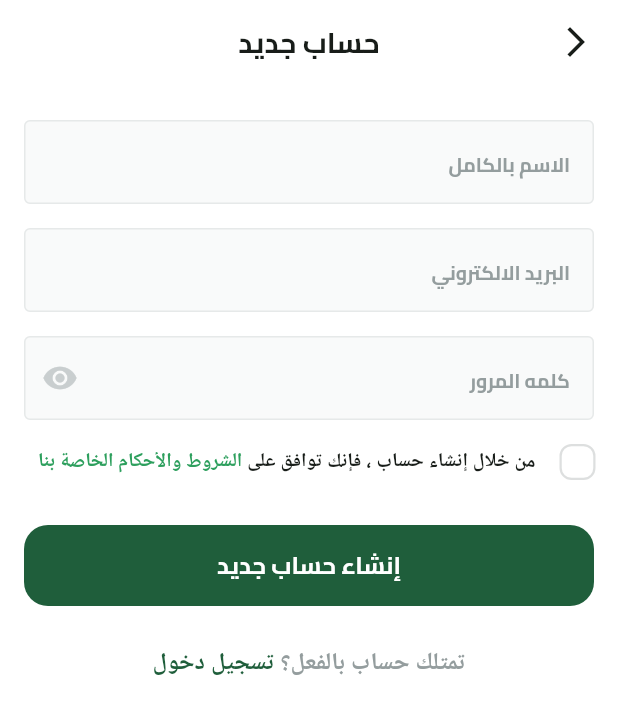
After one commit to mohammedashraf16/Fruits_E_Comerce_App, a Flutter app: the SignUpView screen opened by its route, on a phone screen of 412 x 824 dp. The commit adds this screen. Shown: the top 714 px of the screen. Run offline on Flutter 3.47's test engine with Material 3 defaults, Android fonts, the phone set to English and light mode, and no system bars; our stand-ins replace dots_indicator, flutter_svg, shared_preferences; accounts and stored records are empty.

Commit message:
sign up view ui finished.

```diff
--- a/lib/core/helper_functions/on_generate_routes.dart
+++ b/lib/core/helper_functions/on_generate_routes.dart
@@ -1,5 +1,6 @@
 import 'package:flutter/material.dart';
 import 'package:fruits_app/features/auth/presentation/views/login_view.dart';
+import 'package:fruits_app/features/auth/presentation/views/sign_up_view.dart';
 import 'package:fruits_app/features/on_boarding/on_boarding_view.dart';
 import 'package:fruits_app/features/splash/presentation/views/splash_view.dart';
 
@@ -8,6 +9,9 @@ Route<dynamic> onGenerateRoute(RouteSettings settings) {
     case SplashView.routeName:
       return MaterialPageRoute(
         builder: (context) => const SplashView());
+      case SignUpView.routeName:
+      return MaterialPageRoute(
+        builder: (context) => const SignUpView());
       case LoginView.routeName:
       return MaterialPageRoute(
         builder: (context) => const LoginView());
--- a/lib/core/utils/app_images.dart
+++ b/lib/core/utils/app_images.dart
@@ -35,4 +35,5 @@ class Assets {
   static const String imagesAppleIcon = 'assets/images/apple_icon.svg';
   static const String imagesFacebookIcon = 'assets/images/facebook_icon.svg';
   static const String imagesGoogleIcon = 'assets/images/google_icon.svg';
+  static const String imagesCheckIcon = 'assets/images/check_icon.svg';
 }
--- /dev/null
+++ b/lib/features/auth/presentation/views/sign_up_view.dart
@@ -0,0 +1,18 @@
+import 'package:flutter/material.dart';
+import 'package:fruits_app/core/widgets/custom_app_bar_widget.dart';
+import 'package:fruits_app/features/auth/presentation/views/widgets/sign_up_view_body.dart';
+
+class SignUpView extends StatelessWidget {
+  const SignUpView({super.key});
+static const String routeName ="signup";
+  @override
+  Widget build(BuildContext context) {
+    return  Scaffold(
+      appBar: buildAppBar(title: "حساب جديد"),
+      body: const Padding(
+        padding: EdgeInsets.symmetric(horizontal: 16.0),
+        child: SignUpViewBody(),
+      ),
+    );
+  }
+}
--- /dev/null
+++ b/lib/features/auth/presentation/views/widgets/custom_check_box.dart
@@ -0,0 +1,38 @@
+import 'package:flutter/material.dart';
+import 'package:flutter_svg/svg.dart';
+import 'package:fruits_app/core/utils/app_colors.dart';
+import 'package:fruits_app/core/utils/app_images.dart';
+
+class CustomCheckBox extends StatelessWidget {
+  const CustomCheckBox({super.key, required this.isChecked, required this.onChecked});
+
+  final bool isChecked;
+final ValueChanged<bool> onChecked;
+  @override
+  Widget build(BuildContext context) {
+    return GestureDetector(
+      onTap: (){
+        onChecked(!isChecked);
+      },
+      child: AnimatedContainer(
+        width: 24,
+        height: 24,
+        duration: const Duration(milliseconds: 300),
+        decoration: ShapeDecoration(
+          color: isChecked? AppColors.primaryColor:Colors.white ,
+          shape: RoundedRectangleBorder(
+            side:  BorderSide(
+              width: 1.5,
+              color:isChecked?Colors.transparent: const Color(0xffDDDFDF),
+            ),
+            borderRadius: BorderRadius.circular(8),
+          ),
+        ),
+        child: isChecked?Padding(
+          padding: const EdgeInsets.all(3.0),
+          child: SvgPicture.asset(Assets.imagesCheckIcon,height: 10,),
+        ):const SizedBox(),
+      ),
+    );
+  }
+}
--- a/lib/features/auth/presentation/views/widgets/dont_have_an_account_widget.dart
+++ b/lib/features/auth/presentation/views/widgets/dont_have_an_account_widget.dart
@@ -1,6 +1,8 @@
+import 'package:flutter/gestures.dart';
 import 'package:flutter/material.dart';
 import 'package:fruits_app/core/utils/app_colors.dart';
 import 'package:fruits_app/core/utils/app_text_styles.dart';
+import 'package:fruits_app/features/auth/presentation/views/sign_up_view.dart';
 
 class DontHaveAnAccountWidget extends StatelessWidget {
   const DontHaveAnAccountWidget({super.key});
@@ -17,6 +19,9 @@ class DontHaveAnAccountWidget extends StatelessWidget {
                 color: const Color(0xff949D9E),
               )),
           TextSpan(
+              recognizer: TapGestureRecognizer()..onTap=(){
+                Navigator.pushNamed(context, SignUpView.routeName);
+              },
               text: "قم بانشاء حساب",
               style: TextStyles.bold16.copyWith(
                 color: AppColors.primaryColor,
--- /dev/null
+++ b/lib/features/auth/presentation/views/widgets/have_an_account_widget.dart
@@ -0,0 +1,33 @@
+import 'package:flutter/gestures.dart';
+import 'package:flutter/material.dart';
+import 'package:fruits_app/core/utils/app_colors.dart';
+import 'package:fruits_app/core/utils/app_text_styles.dart';
+
+class HaveAnAccountWidget extends StatelessWidget {
+  const HaveAnAccountWidget({super.key});
+
+  @override
+  Widget build(BuildContext context) {
+    return Text.rich(
+      TextSpan(
+        children: [
+          TextSpan(
+            text: "تمتلك حساب بالفعل؟ ",
+            style: TextStyles.semiBold16.copyWith(
+              color: const Color(0xff949D9E),
+            ),
+          ),
+          TextSpan(
+            recognizer: TapGestureRecognizer()..onTap=(){
+              Navigator.pop(context);
+            },
+            text: "تسجيل دخول",
+            style: TextStyles.bold16.copyWith(
+              color: AppColors.primaryColor,
+            ),
+          ),
+        ],
+      ),
+    );
+  }
+}
--- /dev/null
+++ b/lib/features/auth/presentation/views/widgets/sign_up_view_body.dart
@@ -0,0 +1,41 @@
+import 'package:flutter/material.dart';
+import 'package:fruits_app/core/widgets/custom_button.dart';
+import 'package:fruits_app/core/widgets/custom_text_form_field.dart';
+import 'package:fruits_app/features/auth/presentation/views/widgets/have_an_account_widget.dart';
+import 'package:fruits_app/features/auth/presentation/views/widgets/terms_and_conditions.dart';
+
+class SignUpViewBody extends StatelessWidget {
+  const SignUpViewBody({super.key});
+
+  @override
+  Widget build(BuildContext context) {
+    return SingleChildScrollView(
+      child: Column(
+        children: [
+          const SizedBox(height: 24),
+          const CustomTextFormField(
+              hintText: "الاسم بالكامل", textInputType: TextInputType.text),
+          const SizedBox(height: 16),
+          const CustomTextFormField(
+              hintText: "البريد الالكتروني",
+              textInputType: TextInputType.emailAddress),
+          const SizedBox(height: 16),
+          const CustomTextFormField(
+            hintText: "كلمه المرور",
+            textInputType: TextInputType.visiblePassword,
+            suffixIcon: Icon(
+              color: Color(0xffC9CECF),
+              Icons.remove_red_eye,
+            ),
+          ),
+          const SizedBox(height: 16),
+          const TermsAndConditionWidget(),
+          const SizedBox(height: 30),
+          CustomButton(onPressed: () {}, text: "إنشاء حساب جديد"),
+          const SizedBox(height: 26),
+          const HaveAnAccountWidget(),
+        ],
+      ),
+    );
+  }
+}
--- /dev/null
+++ b/lib/features/auth/presentation/views/widgets/terms_and_conditions.dart
@@ -0,0 +1,50 @@
+import 'package:flutter/material.dart';
+import 'package:fruits_app/core/utils/app_text_styles.dart';
+import 'package:fruits_app/features/auth/presentation/views/widgets/custom_check_box.dart';
+
+class TermsAndConditionWidget extends StatefulWidget {
+  const TermsAndConditionWidget({super.key});
+
+
+
+  @override
+  State<TermsAndConditionWidget> createState() =>
+      _TermsAndConditionWidgetState();
+}
+
+class _TermsAndConditionWidgetState extends State<TermsAndConditionWidget> {
+ bool isTermsAccepted = false;
+  @override
+  Widget build(BuildContext context) {
+    return Transform.translate(
+      offset: const Offset(1, 0),
+      child: Row(
+        children: [
+          CustomCheckBox(
+            isChecked: isTermsAccepted,
+            onChecked: (bool value) {
+              isTermsAccepted=value;
+              setState(() {
+
+              });
+            },
+          ),
+          const SizedBox(
+            width: 16,
+          ),
+          Expanded(
+            child: Text.rich(TextSpan(children: [
+              const TextSpan(
+                  text: "من خلال إنشاء حساب ، فإنك توافق على",
+                  style: TextStyles.semiBold13),
+              TextSpan(
+                  text: " الشروط والأحكام الخاصة بنا",
+                  style: TextStyles.semiBold13
+                      .copyWith(color: const Color(0xff2D9F5D)))
+            ])),
+          )
+        ],
+      ),
+    );
+  }
+}
```
Also changed, not shown: assets/images/check_icon.svg (added).
